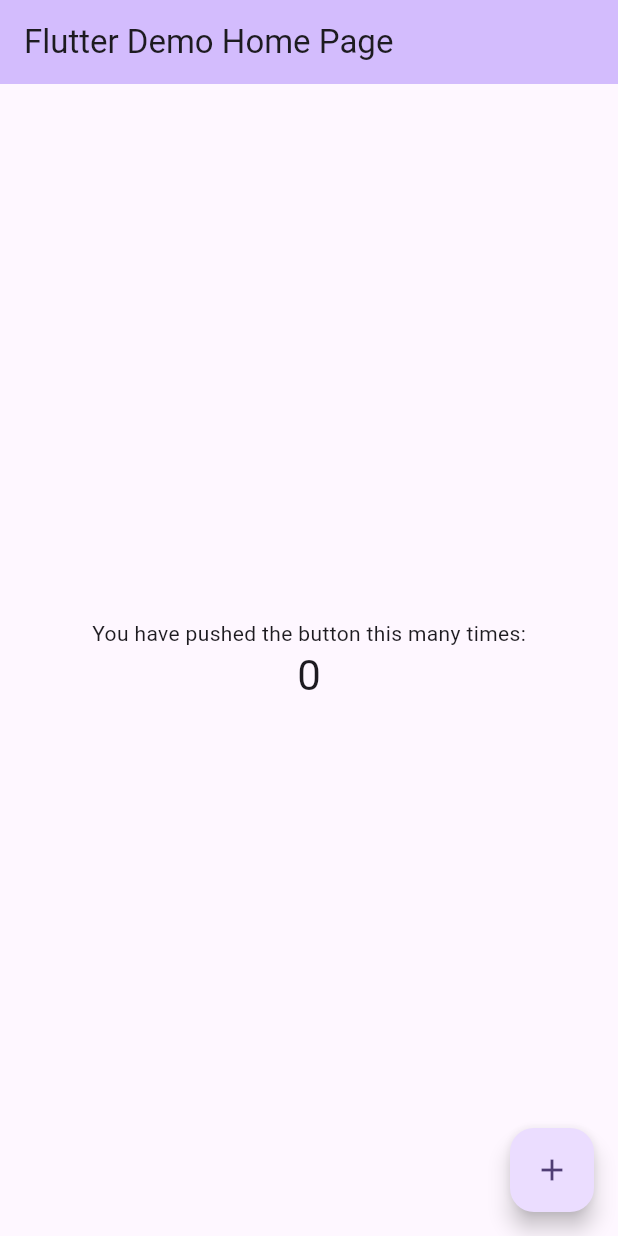
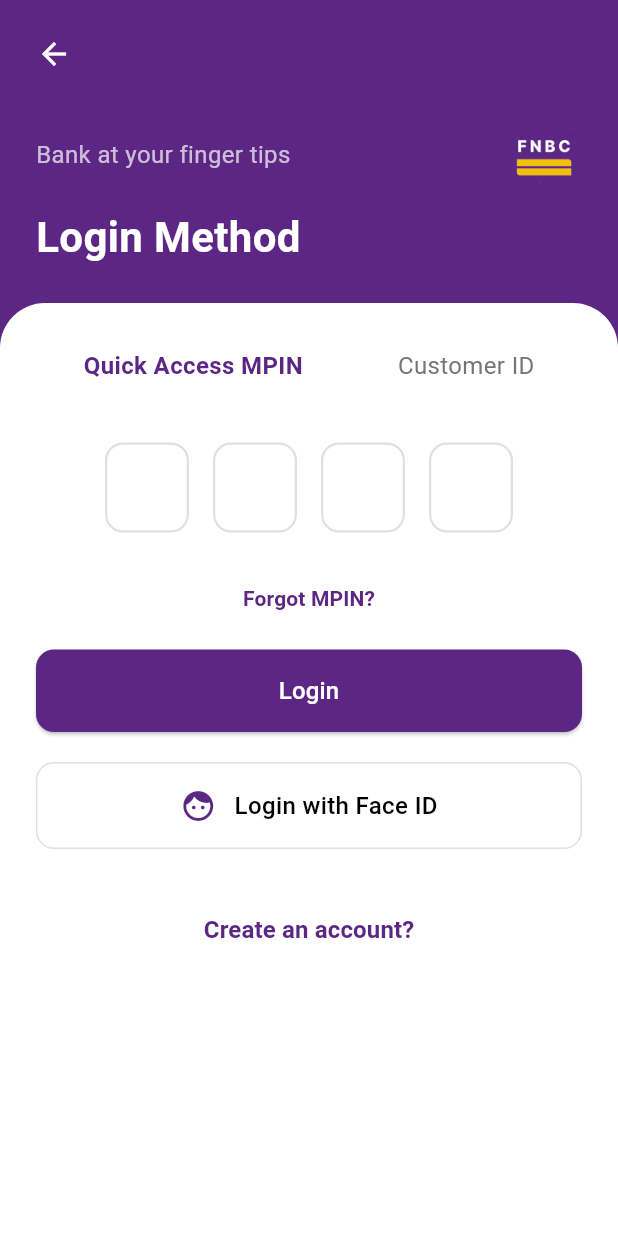
Before and after one commit to behruzbek982-oss/fnbc_app_new, a Flutter app: the screen it shows after launch, on a phone screen of 412 x 824 dp. Run offline on Flutter 3.47's test engine with Material 3 defaults, Android fonts, the phone set to English and light mode, and no system bars.

Commit message:
апро

```diff
--- a/lib/main.dart
+++ b/lib/main.dart
@@ -1,122 +1,18 @@
 import 'package:flutter/material.dart';
+import 'package:fnbc_app_new/src/login_screen.dart';
 
-void main() {
-  runApp(const MyApp());
+void main(){
+  runApp(Myapp());
 }
 
-class MyApp extends StatelessWidget {
-  const MyApp({super.key});
+class Myapp extends StatelessWidget {
+  const new({super.key});
 
-  // This widget is the root of your application.
   @override
   Widget build(BuildContext context) {
     return MaterialApp(
-      title: 'Flutter Demo',
-      theme: ThemeData(
-        // This is the theme of your application.
-        //
-        // TRY THIS: Try running your application with "flutter run". You'll see
-        // the application has a purple toolbar. Then, without quitting the app,
-        // try changing the seedColor in the colorScheme below to Colors.green
-        // and then invoke "hot reload" (save your changes or press the "hot
-        // reload" button in a Flutter-supported IDE, or press "r" if you used
-        // the command line to start the app).
-        //
-        // Notice that the counter didn't reset back to zero; the application
-        // state is not lost during the reload. To reset the state, use hot
-        // restart instead.
-        //
-        // This works for code too, not just values: Most code changes can be
-        // tested with just a hot reload.
-        colorScheme: .fromSeed(seedColor: Colors.deepPurple),
-      ),
-      home: const MyHomePage(title: 'Flutter Demo Home Page'),
+      home: LoginScreen(),
+      debugShowCheckedModeBanner: false,
     );
   }
 }
-
-class MyHomePage extends StatefulWidget {
-  const MyHomePage({super.key, required this.title});
-
-  // This widget is the home page of your application. It is stateful, meaning
-  // that it has a State object (defined below) that contains fields that affect
-  // how it looks.
-
-  // This class is the configuration for the state. It holds the values (in this
-  // case the title) provided by the parent (in this case the App widget) and
-  // used by the build method of the State. Fields in a Widget subclass are
-  // always marked "final".
-
-  final String title;
-
-  @override
-  State<MyHomePage> createState() => _MyHomePageState();
-}
-
-class _MyHomePageState extends State<MyHomePage> {
-  int _counter = 0;
-
-  void _incrementCounter() {
-    setState(() {
-      // This call to setState tells the Flutter framework that something has
-      // changed in this State, which causes it to rerun the build method below
-      // so that the display can reflect the updated values. If we changed
-      // _counter without calling setState(), then the build method would not be
-      // called again, and so nothing would appear to happen.
-      _counter++;
-    });
-  }
-
-  @override
-  Widget build(BuildContext context) {
-    // This method is rerun every time setState is called, for instance as done
-    // by the _incrementCounter method above.
-    //
-    // The Flutter framework has been optimized to make rerunning build methods
-    // fast, so that you can just rebuild anything that needs updating rather
-    // than having to individually change instances of widgets.
-    return Scaffold(
-      appBar: AppBar(
-        // TRY THIS: Try changing the color here to a specific color (to
-        // Colors.amber, perhaps?) and trigger a hot reload to see the AppBar
-        // change color while the other colors stay the same.
-        backgroundColor: Theme.of(context).colorScheme.inversePrimary,
-        // Here we take the value from the MyHomePage object that was created by
-        // the App.build method, and use it to set our appbar title.
-        title: Text(widget.title),
-      ),
-      body: Center(
-        // Center is a layout widget. It takes a single child and positions it
-        // in the middle of the parent.
-        child: Column(
-          // Column is also a layout widget. It takes a list of children and
-          // arranges them vertically. By default, it sizes itself to fit its
-          // children horizontally, and tries to be as tall as its parent.
-          //
-          // Column has various properties to control how it sizes itself and
-          // how it positions its children. Here we use mainAxisAlignment to
-          // center the children vertically; the main axis here is the vertical
-          // axis because Columns are vertical (the cross axis would be
-          // horizontal).
-          //
-          // TRY THIS: Invoke "debug painting" (choose the "Toggle Debug Paint"
-          // action in the IDE, or press "p" in the console), to see the
-          // wireframe for each widget.
-          mainAxisAlignment: .center,
-          children: [
-            const Text('You have pushed the button this many times:'),
-            Text(
-              '$_counter',
-              style: Theme.of(context).textTheme.headlineMedium,
-            ),
-          ],
-        ),
-      ),
-      floatingActionButton: FloatingActionButton(
-        onPressed: _incrementCounter,
-        tooltip: 'Increment',
-        child: const Icon(Icons.add),
-      ),
-    );
-  }
-}
--- /dev/null
+++ b/lib/src/login_screen.dart
@@ -0,0 +1,178 @@
+import 'package:flutter/material.dart';
+
+class LoginScreen extends StatelessWidget {
+  const LoginScreen({super.key});
+
+  @override
+  Widget build(BuildContext context) {
+    return Scaffold(
+      // Родной фон Scaffold делаем фиолетовым для плавной стыковки с шапкой
+      backgroundColor: const Color(0xFF5C2684),
+      body: SafeArea(
+        child: CustomScrollView(
+          slivers: [
+            // 1. Верхняя фиолетовая шапка
+            SliverToBoxAdapter(
+              child: Container(
+                width: double.infinity,
+                color: const Color(0xFF5C2684),
+                child: Padding(
+                  padding: const EdgeInsets.all(24.0),
+                  child: Column(
+                    crossAxisAlignment: CrossAxisAlignment.start,
+                    children: [
+                      const Icon(Icons.arrow_back, color: Colors.white),
+                      const SizedBox(height: 20),
+                      Row(
+                        mainAxisAlignment: MainAxisAlignment.spaceBetween,
+                        children: [
+                          const Text(
+                            'Bank at your finger tips',
+                            style: TextStyle(color: Colors.white70, fontSize: 16),
+                          ),
+                          Image.asset(
+                            'assets/images/2.png',
+                            height: 70,
+                            width: 50,
+                            errorBuilder: (context, error, stackTrace) =>
+                                const Icon(Icons.image, color: Colors.white, size: 50),
+                          ),
+                        ],
+                      ),
+                      const Text(
+                        'Login Method',
+                        style: TextStyle(color: Colors.white, fontSize: 28, fontWeight: FontWeight.bold),
+                      ),
+                    ],
+                  ),
+                ),
+              ),
+            ),
+
+            // 2. Белый контейнер, который ВСЕГДА заполняет всё оставшееся пространство до самого низа
+            SliverFillRemaining(
+              hasScrollBody: false, // Позволяет контенту внутри скроллиться, если он не влезает
+              child: Container(
+                decoration: const BoxDecoration(
+                  color: Colors.white, // Белый цвет полностью закроет низ
+                  borderRadius: BorderRadius.only(
+                    topLeft: Radius.circular(30),
+                    topRight: Radius.circular(30),
+                  ),
+                ),
+                child: Padding(
+                  padding: const EdgeInsets.symmetric(horizontal: 24.0, vertical: 30.0),
+                  child: Column(
+                    children: [
+                      // Вкладки
+                      Row(
+                        mainAxisAlignment: MainAxisAlignment.spaceAround,
+                        children: [
+                          const Text(
+                            'Quick Access MPIN',
+                            style: TextStyle(
+                              color: Color(0xFF5C2684),
+                              fontWeight: FontWeight.bold,
+                              fontSize: 16,
+                            ),
+                          ),
+                          Text(
+                            'Customer ID',
+                            style: TextStyle(
+                              color: Colors.grey.shade600,
+                              fontSize: 16,
+                            ),
+                          ),
+                        ],
+                      ),
+                      const SizedBox(height: 40),
+
+                      // Ячейки пин-кода
+                      Row(
+                        mainAxisAlignment: MainAxisAlignment.center,
+                        children: List.generate(
+                          4,
+                          (index) => Container(
+                            width: 56,
+                            height: 60,
+                            margin: const EdgeInsets.symmetric(horizontal: 8),
+                            decoration: BoxDecoration(
+                              color: Colors.white,
+                              borderRadius: BorderRadius.circular(12),
+                              border: Border.all(
+                                color: Colors.grey.shade300,
+                                width: 1.5,
+                              ),
+                            ),
+                          ),
+                        ),
+                      ),
+                      const SizedBox(height: 20),
+
+                      // Кнопка Forgot MPIN?
+                      TextButton(
+                        onPressed: () {},
+                        child: const Text(
+                          'Forgot MPIN?',
+                          style: TextStyle(color: Color(0xFF5C2684), fontWeight: FontWeight.bold),
+                        ),
+                      ),
+                      const SizedBox(height: 10),
+
+                      // Фиолетовая кнопка Login
+                      SizedBox(
+                        width: double.infinity,
+                        height: 55,
+                        child: ElevatedButton(
+                          onPressed: () {},
+                          style: ElevatedButton.styleFrom(
+                            backgroundColor: const Color(0xFF5C2684),
+                            shape: RoundedRectangleBorder(borderRadius: BorderRadius.circular(12)),
+                          ),
+                          child: const Text('Login', style: TextStyle(color: Colors.white, fontSize: 16)),
+                        ),
+                      ),
+                      const SizedBox(height: 20),
+
+                      // Кнопка Login with Face ID (с серой рамкой)
+                      Container(
+                        width: double.infinity,
+                        padding: const EdgeInsets.symmetric(vertical: 16.0),
+                        decoration: BoxDecoration(
+                          color: Colors.white,
+                          borderRadius: BorderRadius.circular(12.0),
+                          border: Border.all(color: Colors.grey.shade300, width: 1.0),
+                        ),
+                        child: Row(
+                          mainAxisAlignment: MainAxisAlignment.center,
+                          children: [
+                            const Icon(Icons.face, color: Color(0xFF5C2684)), // Временная иконка
+                            const SizedBox(width: 12),
+                            const Text(
+                              'Login with Face ID',
+                              style: TextStyle(color: Colors.black, fontSize: 16, fontWeight: FontWeight.w500),
+                            ),
+                          ],
+                        ),
+                      ),
+                      const SizedBox(height: 30),
+
+                      // Ссылка Create an account?
+                      TextButton(
+                        onPressed: () {},
+                        child: const Text(
+                          'Create an account?',
+                          style: TextStyle(color: Color(0xFF5C2684), fontWeight: FontWeight.bold, fontSize: 16),
+                        ),
+                      ),
+                    ],
+                  ),
+                ),
+              ),
+            ),
+          ],
+        ),
+      ),
+    );
+  }
+}
--- a/pubspec.yaml
+++ b/pubspec.yaml
@@ -34,6 +34,8 @@ dependencies:
   # The following adds the Cupertino Icons font to your application.
   # Use with the CupertinoIcons class for iOS style icons.
   cupertino_icons: ^1.0.8
+  pinput: ^6.0.2
+
 
 dev_dependencies:
   flutter_test:
@@ -58,8 +60,8 @@ flutter:
   uses-material-design: true
 
   # To add assets to your application, add an assets section, like this:
-  # assets:
-  #   - images/a_dot_burr.jpeg
+  assets:
+    - assets/images/
   #   - images/a_dot_ham.jpeg
 
   # An image asset can refer to one or more resolution-specific "variants", see
```
Also changed, not shown: assets/images/1.png (renamed from assets/images/Rectangle 34625578.png), assets/images/2.png (added), pubspec.lock.
